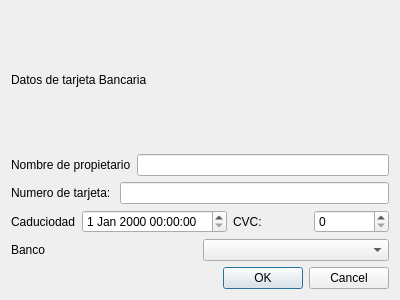
Above: ParkingLotSystem1.0/forma_pago.ui from Jheb1024/Park_lot_System before the change. Below: the same form after it.
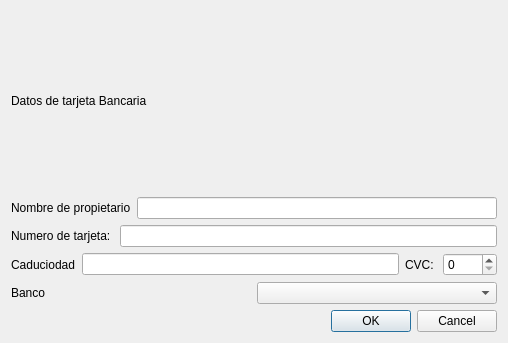
That is the form after the change. Icons and pictures are not drawn.

Patch:
```diff
--- a/ParkingLotSystem1.0/forma_pago.ui
+++ b/ParkingLotSystem1.0/forma_pago.ui
@@ -6,10 +6,22 @@
    <rect>
     <x>0</x>
     <y>0</y>
-    <width>400</width>
-    <height>300</height>
+    <width>508</width>
+    <height>343</height>
    </rect>
   </property>
+  <property name="minimumSize">
+   <size>
+    <width>500</width>
+    <height>300</height>
+   </size>
+  </property>
+  <property name="maximumSize">
+   <size>
+    <width>700</width>
+    <height>500</height>
+   </size>
+  </property>
   <property name="windowTitle">
    <string>Dialog</string>
   </property>
@@ -61,7 +73,7 @@
         </widget>
        </item>
        <item>
-        <widget class="QDateTimeEdit" name="Caducidad_dateTimeEdit"/>
+        <widget class="QLineEdit" name="Caducidad_lineEdit"/>
        </item>
       </layout>
      </item>
@@ -75,7 +87,11 @@
         </widget>
        </item>
        <item>
-        <widget class="QSpinBox" name="spinBox"/>
+        <widget class="QSpinBox" name="spinBox">
+         <property name="maximum">
+          <number>1000</number>
+         </property>
+        </widget>
        </item>
       </layout>
      </item>
```
Left out of the diff: 4 changed lines with no effect on the pictures.
